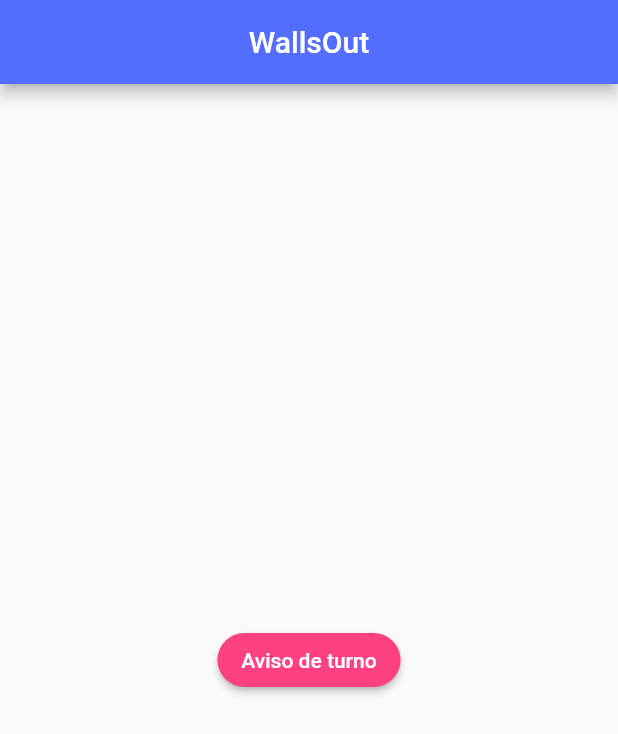
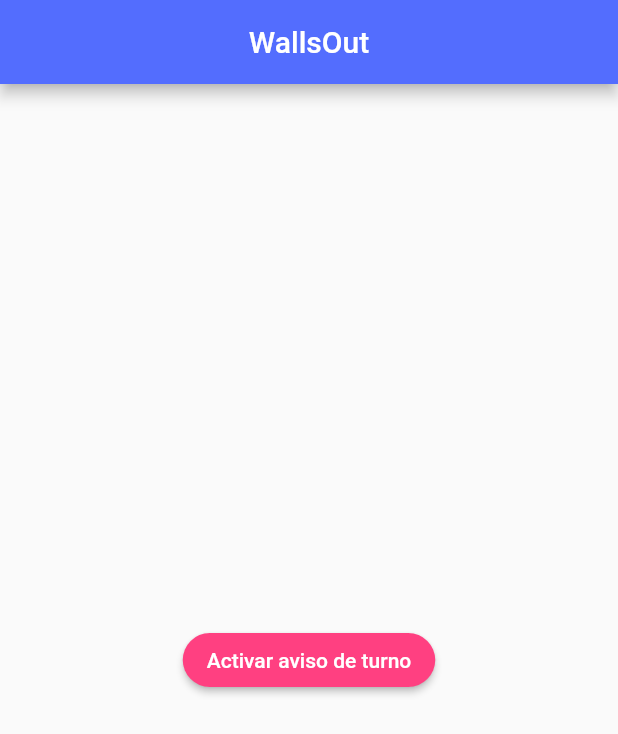
Before and after one commit to celia1996/NoWalls, a Flutter app: the screen it shows after launch, on a phone screen of 412 x 824 dp. Shown: the top 734 px of the screen. Run offline on Flutter 3.47's test engine with Material 2 defaults, Android fonts, the phone set to English and light mode, and no system bars; our stand-ins replace vibration; missing offline and left inert: flutter_fft.

Commit message:
Text changes and new alert image

```diff
--- a/lib/src/pages/home_page.dart
+++ b/lib/src/pages/home_page.dart
@@ -20,7 +20,7 @@ class HomePage extends StatelessWidget {
                   MaterialPageRoute(builder: (context) => ListenPage()),
                 );
               },
-              child: Text('Aviso de turno'),
+              child: Text('Activar aviso de turno'),
               color: Colors.pinkAccent,
               textColor: Colors.white,
               shape: StadiumBorder(),
--- a/pubspec.yaml
+++ b/pubspec.yaml
@@ -48,7 +48,8 @@ flutter:
 
   # To add assets to your application, add an assets section, like this:
   assets:
-    - assets/
+    - assets/listen-gif.gif
+    - assets/turnero.png
 
   # An image asset can refer to one or more resolution-specific "variants", see
   # https://flutter.dev/assets-and-images/#resolution-aware.
```
Also changed, not shown: lib/src/pages/listen.dart (+8 -7 lines), assets/turnero.PNG (added).
